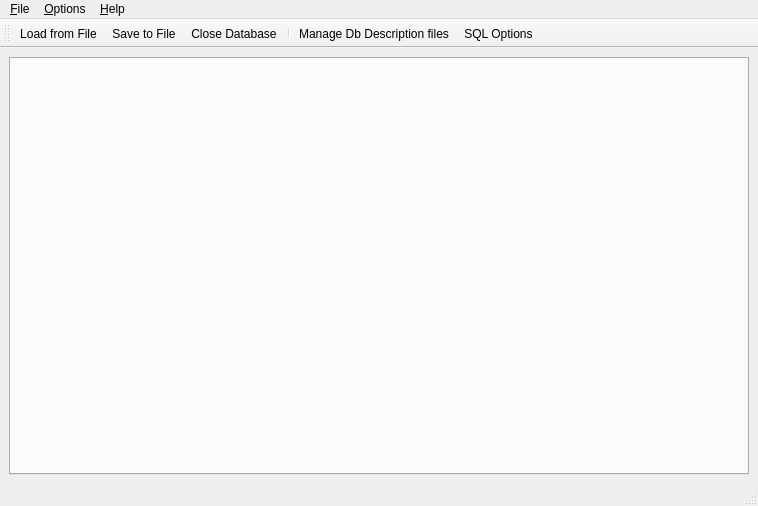
Before: the Qt Designer form gui/Maingui.ui in glandu2/RappelzRDBTool, drawn with Qt 5.
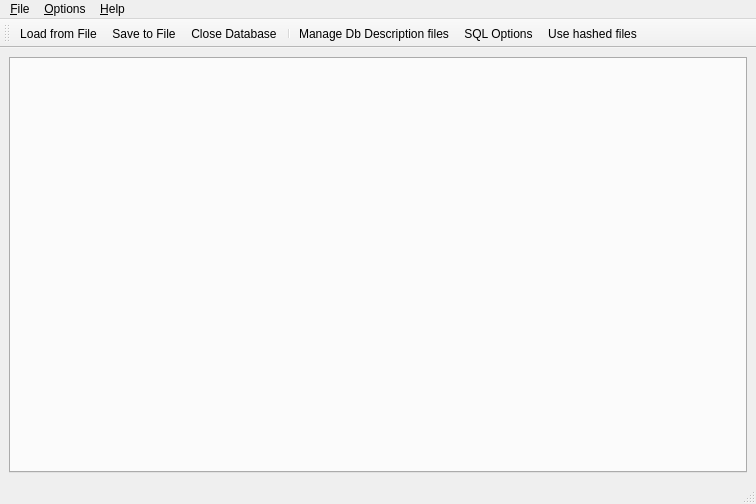
After: the same form once the commit is applied.

The edit to the form file:
```diff
--- a/gui/Maingui.ui
+++ b/gui/Maingui.ui
@@ -6,8 +6,8 @@
    <rect>
     <x>0</x>
     <y>0</y>
-    <width>758</width>
-    <height>506</height>
+    <width>756</width>
+    <height>504</height>
    </rect>
   </property>
   <property name="windowTitle">
@@ -32,7 +32,7 @@
     <rect>
      <x>0</x>
      <y>0</y>
-     <width>758</width>
+     <width>756</width>
      <height>21</height>
     </rect>
    </property>
@@ -105,6 +105,7 @@
    <addaction name="separator"/>
    <addaction name="actionManage_Db_Description_files"/>
    <addaction name="actionSQL_Options"/>
+   <addaction name="actionUse_hashed_files"/>
   </widget>
   <action name="actionLoad_from_RDB">
    <property name="text">
@@ -242,6 +243,17 @@
     <string>Load database description file(s)</string>
    </property>
   </action>
+  <action name="actionUse_hashed_files">
+   <property name="checkable">
+    <bool>true</bool>
+   </property>
+   <property name="text">
+    <string>Use hashed files</string>
+   </property>
+   <property name="toolTip">
+    <string>Use the hashed name when opening / saving RDB file as the default file name</string>
+   </property>
+  </action>
  </widget>
  <resources/>
  <connections/>
```
Left out of the diff: 1 changed line with no effect on the pictures.
